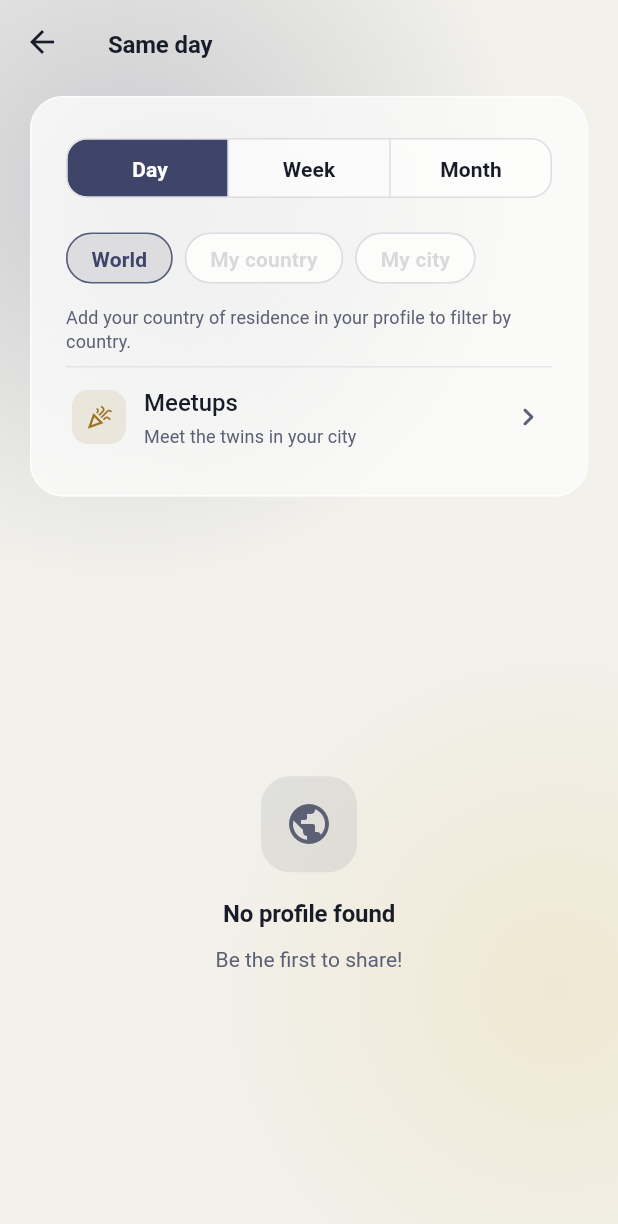
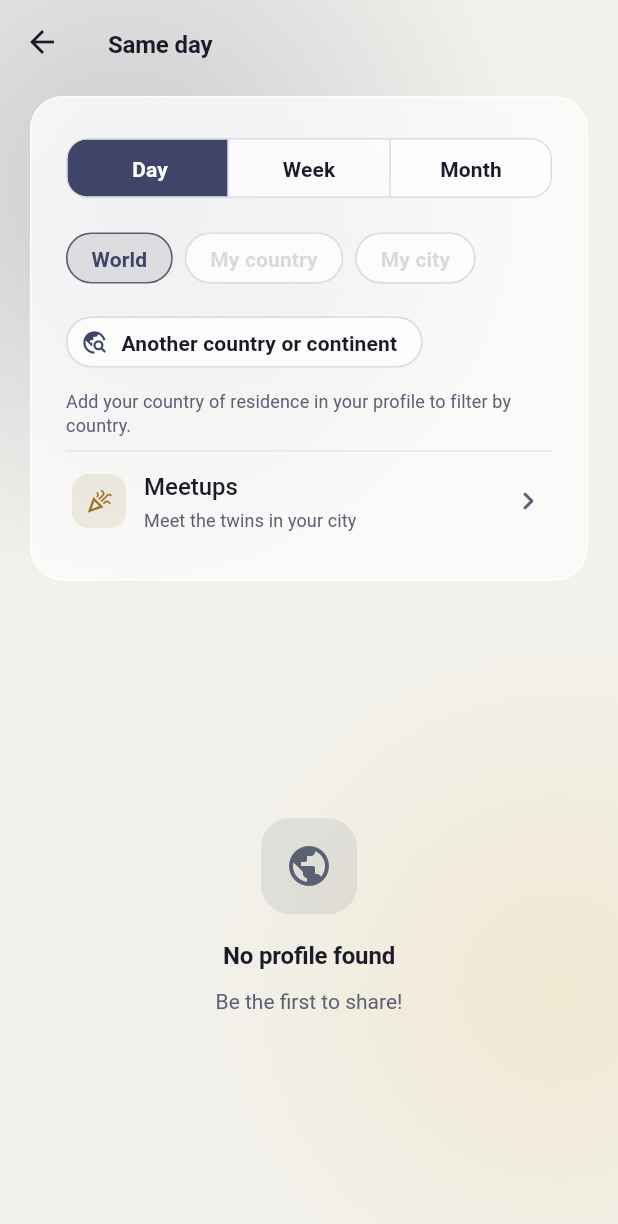
Before and after one commit to rayague/b-link, a Flutter app: the SameDayScreen screen opened by its route, on a phone screen of 412 x 824 dp. Shown: the top 1224 px of the screen. Run offline on Flutter 3.47's test engine with Material 3 defaults, Android fonts, the phone set to English and light mode, and no system bars; our stand-ins replace cloud_firestore, connectivity_plus, country_picker, firebase_analytics, firebase_auth, firebase_core and 11 more; missing offline and left inert: workmanager; accounts and stored records are empty.

Commit message:
feat(même jour): filtrer par continent ou par n'importe quel pays
En plus de Monde, Mon pays et Ma ville, « Autre pays ou continent »
ouvre une feuille : six continents ou la liste de tous les pays. Le
filtre choisi s'affiche en puce, retirable d'un geste.

La projection publique porte désormais une région (continent déduit du
pays, seulement si le pays est montré). Règles Firestore (valeurs
autorisées) et index région + jour ajoutés : à déployer avec l'app.

Co-Authored-By: Claude Opus 5.5 <noreply@anthropic.com>

```diff
--- a/lib/l10n/app_localizations.dart
+++ b/lib/l10n/app_localizations.dart
@@ -533,6 +533,17 @@ class AppLocalizations {
       'selectedCount': '{count} selected',
       'selectAll': 'Select all',
       'longPressToSelect': 'Tip: long-press a contact to select several.',
+      'otherArea': 'Another country or continent',
+      'areaFilterHint': 'Only members who show their country appear here.',
+      'whereToLook': 'Where to look?',
+      'continent': 'Continent',
+      'country': 'Country',
+      'regionAF': 'Africa',
+      'regionAS': 'Asia',
+      'regionEU': 'Europe',
+      'regionNA': 'North & Central America',
+      'regionSA': 'South America',
+      'regionOC': 'Oceania',
     },
     'fr': {
       'relation_default': 'Général',
@@ -1066,6 +1077,17 @@ class AppLocalizations {
       'selectedCount': '{count} sélectionné(s)',
       'selectAll': 'Tout sélectionner',
       'longPressToSelect': 'Astuce : appui long sur un contact pour en sélectionner plusieurs.',
+      'otherArea': 'Autre pays ou continent',
+      'areaFilterHint': 'Seuls les membres qui affichent leur pays apparaissent ici.',
+      'whereToLook': 'Où chercher ?',
+      'continent': 'Continent',
+      'country': 'Pays',
+      'regionAF': 'Afrique',
+      'regionAS': 'Asie',
+      'regionEU': 'Europe',
+      'regionNA': 'Amérique du Nord et centrale',
+      'regionSA': 'Amérique du Sud',
+      'regionOC': 'Océanie',
     },
   };
 
--- a/lib/models/user_profile.dart
+++ b/lib/models/user_profile.dart
@@ -1,4 +1,5 @@
 import '../utils/city.dart';
+import '../utils/regions.dart';
 import 'dart:convert';
 
 class UserProfile {
@@ -228,6 +229,9 @@ class UserProfile {
     put(publicZodiac, 'zodiac', zodiac);
     put(publicCountry && isValidCountryCode(countryCode), 'countryCode',
         countryCode);
+    // Filtre par continent : seulement si le pays est montré.
+    put(publicCountry && isValidCountryCode(countryCode), 'region',
+        regionOf(countryCode));
     // Filtre "Ma ville" : uniquement si la ville actuelle est partagée.
     put(publicBirthCity, 'cityKey', cityKey(countryCode, birthCity));
     if (publicSocials && socialLinks != null && socialLinks!.isNotEmpty) {
--- a/lib/screens/same_day_screen.dart
+++ b/lib/screens/same_day_screen.dart
@@ -15,9 +15,11 @@ import '../theme/app_theme.dart';
 import '../utils/app_links.dart';
 import '../utils/birthday_labels.dart';
 import '../utils/city.dart';
+import '../utils/regions.dart';
 import '../widgets/message_sheet.dart';
 import '../widgets/profile_avatar.dart';
 import '../widgets/ui/components.dart';
+import '../widgets/ui/country_sheet.dart';
 import '../widgets/ui/glass.dart';
 import 'meetups_screen.dart';
 import 'public_profile_screen.dart';
@@ -31,8 +33,9 @@ class SameDayScreen extends StatefulWidget {
   State<SameDayScreen> createState() => _SameDayScreenState();
 }
 
-/// Portée de l'annuaire : monde entier, mon pays, ma ville.
-enum _Scope { world, country, city }
+/// Portée de l'annuaire : monde entier, mon pays, ma ville, ou un pays ou
+/// un continent choisi.
+enum _Scope { world, country, city, otherCountry, region }
 
 class _SameDayScreenState extends State<SameDayScreen> {
   final _scroll = ScrollController();
@@ -41,6 +44,10 @@ class _SameDayScreenState extends State<SameDayScreen> {
   bool _hasMore = true;
   DirectoryPeriod _period = DirectoryPeriod.day;
   _Scope _scope = _Scope.world;
+
+  /// Code du pays ou du continent choisi ([_Scope.otherCountry],
+  /// [_Scope.region]).
+  String? _scopeCode;
   DocumentSnapshot? _last;
   Set<String> _blocked = {};
 
@@ -68,11 +75,19 @@ class _SameDayScreenState extends State<SameDayScreen> {
 
   UserProfile? get _me => context.read<ProfileProvider>().profile;
 
-  Query<Map<String, dynamic>> _query(UserProfile me) => DirectoryService().query(
+  Query<Map<String, dynamic>> _query(UserProfile me) =>
+      DirectoryService().query(
         me.birthDate,
         _period,
-        countryCode: _scope == _Scope.country ? me.countryCode : null,
-        cityKey: _scope == _Scope.city ? cityKey(me.countryCode, me.birthCity) : null,
+        countryCode: switch (_scope) {
+          _Scope.country => me.countryCode,
+          _Scope.otherCountry => _scopeCode,
+          _ => null,
+        },
+        cityKey: _scope == _Scope.city
+            ? cityKey(me.countryCode, me.birthCity)
+            : null,
+        region: _scope == _Scope.region ? _scopeCode : null,
       );
 
   /// On ne se compte pas soi-même, ni les profils bloqués.
@@ -81,7 +96,8 @@ class _SameDayScreenState extends State<SameDayScreen> {
     final myUid = FirebaseAuth.instance.currentUser?.uid;
     return [
       for (final d in docs)
-        if (d.id != myUid && !_blocked.contains(d.id)) {...d.data(), 'uid': d.id},
+        if (d.id != myUid && !_blocked.contains(d.id))
+          {...d.data(), 'uid': d.id},
     ];
   }
 
@@ -139,10 +155,22 @@ class _SameDayScreenState extends State<SameDayScreen> {
     }
   }
 
-  void _setFilters({DirectoryPeriod? period, _Scope? scope}) {
+  void _setFilters({DirectoryPeriod? period, _Scope? scope, String? code}) {
     _period = period ?? _period;
-    _scope = scope ?? _scope;
+    if (scope != null) {
+      _scope = scope;
+      _scopeCode = code;
+    }
     _load();
+  }
+
+  /// Continent ou pays au choix.
+  Future<void> _chooseArea() async {
+    final picked = await showGlassSheet<(_Scope, String)>(
+      context,
+      builder: (_) => _AreaSheet(scope: _scope, code: _scopeCode),
+    );
+    if (picked != null) _setFilters(scope: picked.$1, code: picked.$2);
   }
 
   /// Invite des proches nés à la même date : le seul moyen de remplir
@@ -200,15 +228,18 @@ class _SameDayScreenState extends State<SameDayScreen> {
             SliverPadding(
               padding: EdgeInsets.fromLTRB(
                   padding.left, padding.top, padding.right, Space.m),
-              sliver: SliverToBoxAdapter(child: _Header(
+              sliver: SliverToBoxAdapter(
+                  child: _Header(
                 me: me,
                 count: _items.length,
                 hasMore: _hasMore && _items.isNotEmpty,
                 loading: _loading && _items.isEmpty,
                 period: _period,
                 scope: _scope,
+                scopeCode: _scopeCode,
                 onPeriod: (p) => _setFilters(period: p),
                 onScope: (s) => _setFilters(scope: s),
+                onChooseArea: _chooseArea,
               )),
             ),
             if (_loading && _items.isEmpty)
@@ -252,8 +283,9 @@ class _SameDayScreenState extends State<SameDayScreen> {
                     final name = _flag(it['publicName'])
                         ? (it['name'] as String? ?? '')
                         : '';
-                    final shown =
-                        name.isEmpty ? l10n.translate('anonymousProfile') : name;
+                    final shown = name.isEmpty
+                        ? l10n.translate('anonymousProfile')
+                        : name;
                     final place = _flag(it['publicBirthPlace'])
                         ? (it['birthplace'] as String? ?? '')
                         : '';
@@ -263,7 +295,8 @@ class _SameDayScreenState extends State<SameDayScreen> {
                       uid: it['uid'] as String?,
                       name: shown,
                       subtitle: [
-                        if (_period != DirectoryPeriod.day && birthDayKey != null)
+                        if (_period != DirectoryPeriod.day &&
+                            birthDayKey != null)
                           _dayLabel(l10n, birthDayKey),
                         if (place.isNotEmpty) place,
                       ].join(' · '),
@@ -273,8 +306,7 @@ class _SameDayScreenState extends State<SameDayScreen> {
                       onMessage: name.isEmpty
                           ? null
                           : () => showBirthdayMessageSheet(context,
-                              name: name.split(' ').first,
-                              relation: 'default'),
+                              name: name.split(' ').first, relation: 'default'),
                     );
                   },
                 ),
@@ -302,8 +334,10 @@ class _Header extends StatelessWidget {
   final bool loading;
   final DirectoryPeriod period;
   final _Scope scope;
+  final String? scopeCode;
   final ValueChanged<DirectoryPeriod> onPeriod;
   final ValueChanged<_Scope> onScope;
+  final VoidCallback onChooseArea;
 
   const _Header({
     required this.me,
@@ -312,8 +346,10 @@ class _Header extends StatelessWidget {
     required this.loading,
     required this.period,
     required this.scope,
+    required this.scopeCode,
     required this.onPeriod,
     required this.onScope,
+    required this.onChooseArea,
   });
 
   @override
@@ -325,6 +361,20 @@ class _Header extends StatelessWidget {
     final hasCity = cityKey(me?.countryCode, me?.birthCity) != null;
     final flag =
         hasCountry ? Country.tryParse(me!.countryCode!)?.flagEmoji : null;
+
+    // Libellé du pays ou du continent choisi : (emoji, nom).
+    final (String, String)? picked = switch (scope) {
+      _Scope.otherCountry when scopeCode != null => switch (
+            Country.tryParse(scopeCode!)) {
+          final c? => (c.flagEmoji, countryLabel(context, c)),
+          null => null,
+        },
+      _Scope.region when scopeCode != null => (
+          regionEmoji(scopeCode!),
+          l10n.translate('region${scopeCode!}')
+        ),
+      _ => null,
+    };
 
     Widget scopeChip(_Scope s, String label, bool enabled, {Widget? avatar}) =>
         ChoiceChip(
@@ -384,9 +434,28 @@ class _Header extends StatelessWidget {
               scopeChip(_Scope.country, l10n.translate('myCountry'), hasCountry,
                   avatar: flag == null ? null : Text(flag)),
               scopeChip(_Scope.city, l10n.translate('myCity'), hasCity),
+              // Pays ou continent choisi : retirable d'un geste.
+              if (picked != null)
+                InputChip(
+                  avatar: Text(picked.$1),
+                  label: Text(picked.$2),
+                  selected: true,
+                  onPressed: onChooseArea,
+                  onDeleted: () => onScope(_Scope.world),
+                  deleteButtonTooltipMessage: l10n.translate('clear'),
+                )
+              else
+                ActionChip(
+                  avatar: const Icon(Icons.travel_explore_rounded, size: 18),
+                  label: Text(l10n.translate('otherArea')),
+                  onPressed: onChooseArea,
+                ),
             ],
           ),
-          if (!hasCountry || !hasCity) ...[
+          if (picked != null) ...[
+            const SizedBox(height: Space.s),
+            Text(l10n.translate('areaFilterHint'), style: t.bodySmall),
+          ] else if (!hasCountry || !hasCity) ...[
             const SizedBox(height: Space.s),
             Text(
               l10n.translate(hasCountry ? 'setCityHint' : 'setCountryHint'),
@@ -401,7 +470,8 @@ class _Header extends StatelessWidget {
             title: l10n.translate('meetupsButton'),
             subtitle: l10n.translate('meetupsRowDesc'),
             tone: Tone.accent,
-            onTap: () => Navigator.of(context).pushNamed(MeetupsScreen.routeName),
+            onTap: () =>
+                Navigator.of(context).pushNamed(MeetupsScreen.routeName),
           ),
         ],
       ),
@@ -469,3 +539,69 @@ class _TwinTile extends StatelessWidget {
     );
   }
 }
+
+/// Emoji de globe tourné vers le continent.
+String regionEmoji(String region) => switch (region) {
+      'NA' || 'SA' => '🌎',
+      'AS' || 'OC' => '🌏',
+      _ => '🌍',
+    };
+
+/// Choix d'un continent ou d'un pays pour filtrer l'annuaire.
+class _AreaSheet extends StatelessWidget {
+  final _Scope scope;
+  final String? code;
+  const _AreaSheet({required this.scope, this.code});
+
+  @override
+  Widget build(BuildContext context) {
+    final l10n = AppLocalizations.of(context);
+    final t = Theme.of(context).textTheme;
+    final country = scope == _Scope.otherCountry && code != null
+        ? Country.tryParse(code!)
+        : null;
+    return SingleChildScrollView(
+      padding: const EdgeInsets.fromLTRB(Space.page, 0, Space.page, Space.l),
+      child: Column(
+        crossAxisAlignment: CrossAxisAlignment.stretch,
+        children: [
+          Text(l10n.translate('whereToLook'), style: t.titleLarge),
+          const SizedBox(height: Space.xs),
+          Text(l10n.translate('areaFilterHint'), style: t.bodySmall),
+          const SizedBox(height: Space.l),
+          Text(l10n.translate('continent'), style: t.titleSmall),
+          const SizedBox(height: Space.s),
+          Wrap(
+            spacing: Space.s,
+            runSpacing: Space.s,
+            children: [
+              for (final r in kRegions)
+                ChoiceChip(
+                  avatar: Text(regionEmoji(r)),
+                  label: Text(l10n.translate('region$r')),
+                  selected: scope == _Scope.region && code == r,
+                  onSelected: (_) =>
+                      Navigator.of(context).pop((_Scope.region, r)),
+                ),
+            ],
+          ),
+          const SizedBox(height: Space.xl),
+          PickerField(
+            label: l10n.translate('country'),
+            icon: Icons.flag_outlined,
+            leading: country == null ? null : Text(country.flagEmoji),
+            value: country == null ? null : countryLabel(context, country),
+            placeholder: l10n.translate('chooseCountry'),
+            onTap: () async {
+              final navigator = Navigator.of(context);
+              final c = await showCountrySheet(context, selected: code);
+              if (c != null) {
+                navigator.pop((_Scope.otherCountry, c.countryCode));
+              }
+            },
+          ),
+        ],
+      ),
+    );
+  }
+}
--- a/lib/services/directory_service.dart
+++ b/lib/services/directory_service.dart
@@ -8,9 +8,9 @@ enum DirectoryPeriod { day, week, month }
 /// Requêtes sur l'annuaire `public_profiles`.
 ///
 /// Tout repose sur `birthDayKey` (MM-DD) : égalité pour le jour, `whereIn`
-/// pour la semaine, plage de chaînes pour le mois. Le filtre pays ajoute une
-/// égalité sur `countryCode` (index composite dans firestore.indexes.json
-/// pour le cas du mois).
+/// pour la semaine, plage de chaînes pour le mois. Les filtres pays, région
+/// et ville ajoutent une égalité (index composites dans
+/// firestore.indexes.json pour le cas du mois).
 class DirectoryService {
   /// Doit rester <= à la limite imposée par firestore.rules.
   static const int pageSize = 50;
@@ -32,18 +32,22 @@ class DirectoryService {
   }
 
   /// [cityKey] ("PAYS:ville", voir utils/city.dart) restreint à une ville ;
-  /// sinon [countryCode] restreint à un pays ; sinon le monde entier.
+  /// sinon [countryCode] restreint à un pays ; sinon [region] (voir
+  /// utils/regions.dart) à un continent ; sinon le monde entier.
   Query<Map<String, dynamic>> query(
     DateTime birthDate,
     DirectoryPeriod period, {
     String? countryCode,
     String? cityKey,
+    String? region,
   }) {
     Query<Map<String, dynamic>> q = _db.collection('public_profiles');
     if (cityKey != null) {
       q = q.where('cityKey', isEqualTo: cityKey);
     } else if (countryCode != null) {
       q = q.where('countryCode', isEqualTo: countryCode);
+    } else if (region != null) {
+      q = q.where('region', isEqualTo: region);
     }
     switch (period) {
       case DirectoryPeriod.day:
```
Also changed, not shown: firestore.indexes.json (+14 -0 lines), lib/utils/regions.dart (added, +35 -0 lines), 4 other files.
